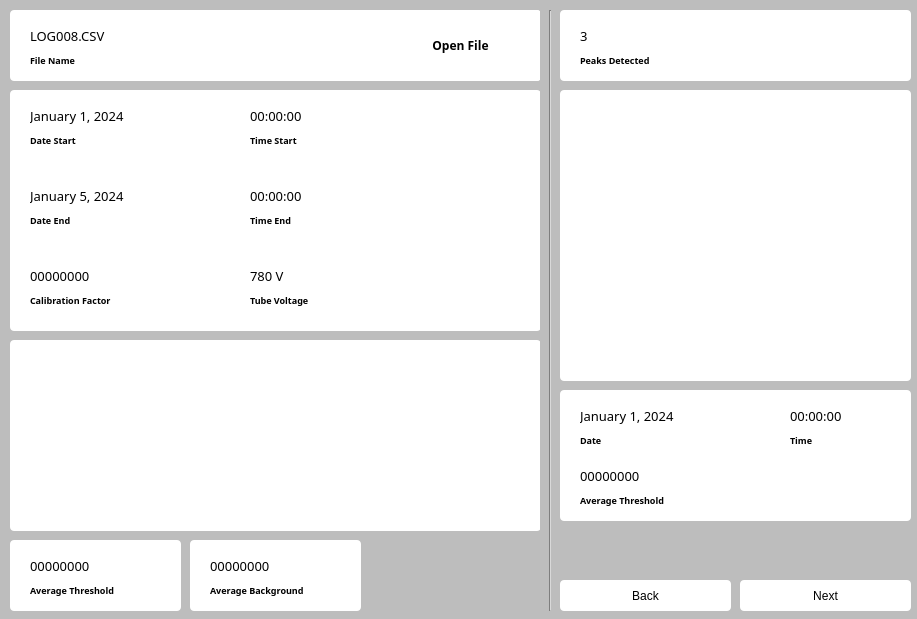
Before: the Qt Designer form PIG_Tracker_V3.ui in Ponti23/tracker_project, drawn with Qt 5.
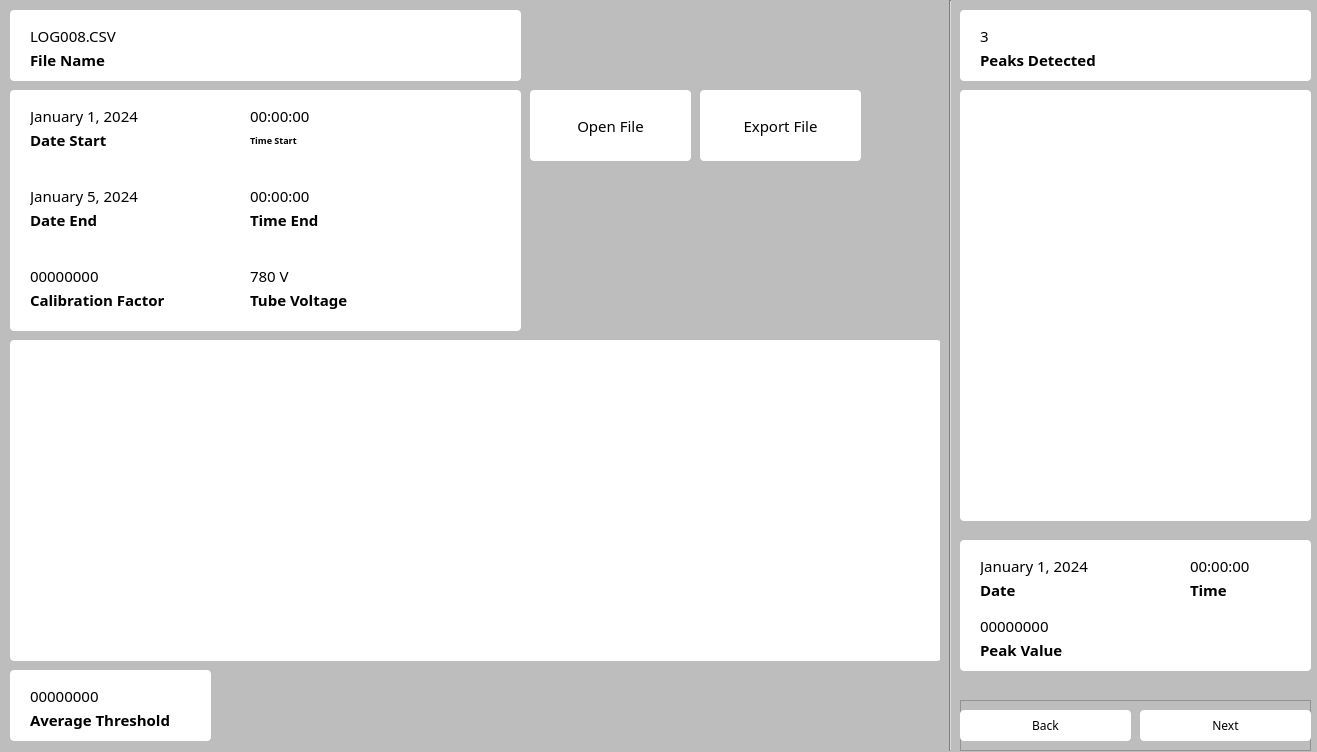
After: the same form once the commit is applied.

Diff of the .ui file:
```diff
--- a/PIG_Tracker_V3.ui
+++ b/PIG_Tracker_V3.ui
@@ -6,8 +6,8 @@
    <rect>
     <x>0</x>
     <y>0</y>
-    <width>917</width>
-    <height>619</height>
+    <width>1317</width>
+    <height>752</height>
    </rect>
   </property>
   <property name="windowTitle">
@@ -22,8 +22,8 @@
      <rect>
       <x>10</x>
       <y>340</y>
-      <width>531</width>
-      <height>191</height>
+      <width>931</width>
+      <height>321</height>
      </rect>
     </property>
     <property name="minimumSize">
@@ -52,10 +52,10 @@
    <widget class="QFrame" name="raw_data_graph_2">
     <property name="geometry">
      <rect>
-      <x>560</x>
+      <x>960</x>
       <y>90</y>
       <width>351</width>
-      <height>291</height>
+      <height>431</height>
      </rect>
     </property>
     <property name="minimumSize">
@@ -86,7 +86,7 @@
      <rect>
       <x>10</x>
       <y>10</y>
-      <width>531</width>
+      <width>511</width>
       <height>71</height>
      </rect>
     </property>
@@ -112,7 +112,7 @@
      <property name="font">
       <font>
        <family>Cascadia Code ExtraLight</family>
-       <pointsize>10</pointsize>
+       <pointsize>11</pointsize>
        <weight>50</weight>
        <italic>false</italic>
        <bold>false</bold>
@@ -140,7 +140,7 @@
      <property name="font">
       <font>
        <family>Cascadia Code SemiBold</family>
-       <pointsize>7</pointsize>
+       <pointsize>11</pointsize>
        <weight>75</weight>
        <bold>true</bold>
       </font>
@@ -152,33 +152,13 @@
       <set>Qt::AlignLeading|Qt::AlignLeft|Qt::AlignVCenter</set>
      </property>
     </widget>
-    <widget class="QPushButton" name="pushButton">
-     <property name="geometry">
-      <rect>
-       <x>370</x>
-       <y>0</y>
-       <width>161</width>
-       <height>71</height>
-      </rect>
-     </property>
-     <property name="font">
-      <font>
-       <family>Cascadia Code SemiBold</family>
-       <weight>75</weight>
-       <bold>true</bold>
-      </font>
-     </property>
-     <property name="text">
-      <string>Open File</string>
-     </property>
-    </widget>
    </widget>
    <widget class="QFrame" name="frame_4">
     <property name="geometry">
      <rect>
       <x>10</x>
       <y>90</y>
-      <width>531</width>
+      <width>511</width>
       <height>241</height>
      </rect>
     </property>
@@ -204,7 +184,7 @@
      <property name="font">
       <font>
        <family>Cascadia Code SemiBold</family>
-       <pointsize>7</pointsize>
+       <pointsize>11</pointsize>
        <weight>75</weight>
        <bold>true</bold>
       </font>
@@ -228,7 +208,7 @@
      <property name="font">
       <font>
        <family>Cascadia Code ExtraLight</family>
-       <pointsize>10</pointsize>
+       <pointsize>11</pointsize>
        <weight>50</weight>
        <italic>false</italic>
        <bold>false</bold>
@@ -256,7 +236,7 @@
      <property name="font">
       <font>
        <family>Cascadia Code ExtraLight</family>
-       <pointsize>10</pointsize>
+       <pointsize>11</pointsize>
        <weight>50</weight>
        <italic>false</italic>
        <bold>false</bold>
@@ -308,7 +288,7 @@
      <property name="font">
       <font>
        <family>Cascadia Code SemiBold</family>
-       <pointsize>7</pointsize>
+       <pointsize>11</pointsize>
        <weight>75</weight>
        <bold>true</bold>
       </font>
@@ -332,7 +312,7 @@
      <property name="font">
       <font>
        <family>Cascadia Code ExtraLight</family>
-       <pointsize>10</pointsize>
+       <pointsize>11</pointsize>
        <weight>50</weight>
        <italic>false</italic>
        <bold>false</bold>
@@ -360,7 +340,7 @@
      <property name="font">
       <font>
        <family>Cascadia Code ExtraLight</family>
-       <pointsize>10</pointsize>
+       <pointsize>11</pointsize>
        <weight>50</weight>
        <italic>false</italic>
        <bold>false</bold>
@@ -388,7 +368,7 @@
      <property name="font">
       <font>
        <family>Cascadia Code SemiBold</family>
-       <pointsize>7</pointsize>
+       <pointsize>11</pointsize>
        <weight>75</weight>
        <bold>true</bold>
       </font>
@@ -412,7 +392,7 @@
      <property name="font">
       <font>
        <family>Cascadia Code ExtraLight</family>
-       <pointsize>10</pointsize>
+       <pointsize>11</pointsize>
        <weight>50</weight>
        <italic>false</italic>
        <bold>false</bold>
@@ -433,14 +413,14 @@
       <rect>
        <x>20</x>
        <y>200</y>
-       <width>141</width>
+       <width>181</width>
        <height>20</height>
       </rect>
      </property>
      <property name="font">
       <font>
        <family>Cascadia Code SemiBold</family>
-       <pointsize>7</pointsize>
+       <pointsize>11</pointsize>
        <weight>75</weight>
        <bold>true</bold>
       </font>
@@ -464,7 +444,7 @@
      <property name="font">
       <font>
        <family>Cascadia Code ExtraLight</family>
-       <pointsize>10</pointsize>
+       <pointsize>11</pointsize>
        <weight>50</weight>
        <italic>false</italic>
        <bold>false</bold>
@@ -485,14 +465,14 @@
       <rect>
        <x>240</x>
        <y>200</y>
-       <width>91</width>
+       <width>211</width>
        <height>20</height>
       </rect>
      </property>
      <property name="font">
       <font>
        <family>Cascadia Code SemiBold</family>
-       <pointsize>7</pointsize>
+       <pointsize>11</pointsize>
        <weight>75</weight>
        <bold>true</bold>
       </font>
@@ -508,7 +488,7 @@
    <widget class="QFrame" name="frame_5">
     <property name="geometry">
      <rect>
-      <x>560</x>
+      <x>960</x>
       <y>10</y>
       <width>351</width>
       <height>71</height>
@@ -536,7 +516,7 @@
      <property name="font">
       <font>
        <family>Cascadia Code ExtraLight</family>
-       <pointsize>10</pointsize>
+       <pointsize>11</pointsize>
        <weight>50</weight>
        <italic>false</italic>
        <bold>false</bold>
@@ -557,14 +537,14 @@
       <rect>
        <x>20</x>
        <y>40</y>
-       <width>111</width>
+       <width>221</width>
        <height>20</height>
       </rect>
      </property>
      <property name="font">
       <font>
        <family>Cascadia Code SemiBold</family>
-       <pointsize>7</pointsize>
+       <pointsize>11</pointsize>
        <weight>75</weight>
        <bold>true</bold>
       </font>
@@ -580,10 +560,10 @@
    <widget class="Line" name="line">
     <property name="geometry">
      <rect>
-      <x>540</x>
-      <y>10</y>
+      <x>940</x>
+      <y>0</y>
       <width>20</width>
-      <height>601</height>
+      <height>751</height>
      </rect>
     </property>
     <property name="orientation">
@@ -593,8 +573,8 @@
    <widget class="QFrame" name="frame_6">
     <property name="geometry">
      <rect>
-      <x>560</x>
-      <y>390</y>
+      <x>960</x>
+      <y>540</y>
       <width>351</width>
       <height>131</height>
      </rect>
@@ -621,7 +601,7 @@
      <property name="font">
       <font>
        <family>Cascadia Code SemiBold</family>
-       <pointsize>7</pointsize>
+       <pointsize>11</pointsize>
        <weight>75</weight>
        <bold>true</bold>
       </font>
@@ -645,7 +625,7 @@
      <property name="font">
       <font>
        <family>Cascadia Code ExtraLight</family>
-       <pointsize>10</pointsize>
+       <pointsize>11</pointsize>
        <weight>50</weight>
        <italic>false</italic>
        <bold>false</bold>
@@ -673,7 +653,7 @@
      <property name="font">
       <font>
        <family>Cascadia Code ExtraLight</family>
-       <pointsize>10</pointsize>
+       <pointsize>11</pointsize>
        <weight>50</weight>
        <italic>false</italic>
        <bold>false</bold>
@@ -701,7 +681,7 @@
      <property name="font">
       <font>
        <family>Cascadia Code SemiBold</family>
-       <pointsize>7</pointsize>
+       <pointsize>11</pointsize>
        <weight>75</weight>
        <bold>true</bold>
       </font>
@@ -725,7 +705,7 @@
      <property name="font">
       <font>
        <family>Cascadia Code ExtraLight</family>
-       <pointsize>10</pointsize>
+       <pointsize>11</pointsize>
        <weight>50</weight>
        <italic>false</italic>
        <bold>false</bold>
@@ -753,131 +733,25 @@
      <property name="font">
       <font>
        <family>Cascadia Code SemiBold</family>
-       <pointsize>7</pointsize>
+       <pointsize>11</pointsize>
        <weight>75</weight>
        <bold>true</bold>
       </font>
      </property>
      <property name="text">
-      <string>Average Threshold</string>
+      <string>Peak Value</string>
      </property>
      <property name="alignment">
       <set>Qt::AlignLeading|Qt::AlignLeft|Qt::AlignVCenter</set>
      </property>
     </widget>
    </widget>
-   <widget class="QPushButton" name="pushButton_3">
-    <property name="geometry">
-     <rect>
-      <x>560</x>
-      <y>580</y>
-      <width>171</width>
-      <height>31</height>
-     </rect>
-    </property>
-    <property name="styleSheet">
-     <string notr="true">background-color: rgb(255, 255, 255);
-border-radius: 4px;</string>
-    </property>
-    <property name="text">
-     <string>Back</string>
-    </property>
-   </widget>
-   <widget class="QPushButton" name="pushButton_2">
-    <property name="geometry">
-     <rect>
-      <x>740</x>
-      <y>580</y>
-      <width>171</width>
-      <height>31</height>
-     </rect>
-    </property>
-    <property name="styleSheet">
-     <string notr="true">background-color: rgb(255, 255, 255);
-border-radius: 4px;</string>
-    </property>
-    <property name="text">
-     <string>Next</string>
-    </property>
-   </widget>
-   <widget class="QFrame" name="frame_7">
-    <property name="geometry">
-     <rect>
-      <x>190</x>
-      <y>540</y>
-      <width>171</width>
-      <height>71</height>
-     </rect>
-    </property>
-    <property name="styleSheet">
-     <string notr="true">background-color: rgb(255, 255, 255);
-border-radius: 4px;</string>
-    </property>
-    <property name="frameShape">
-     <enum>QFrame::StyledPanel</enum>
-    </property>
-    <property name="frameShadow">
-     <enum>QFrame::Raised</enum>
-    </property>
-    <widget class="QLabel" name="file_name_text_32">
-     <property name="geometry">
-      <rect>
-       <x>20</x>
-       <y>10</y>
-       <width>101</width>
-       <height>31</height>
-      </rect>
-     </property>
-     <property name="font">
-      <font>
-       <family>Cascadia Code ExtraLight</family>
-       <pointsize>10</pointsize>
-       <weight>50</weight>
-       <italic>false</italic>
-       <bold>false</bold>
-      </font>
-     </property>
-     <property name="text">
-      <string>00000000</string>
-     </property>
-     <property name="textFormat">
-      <enum>Qt::AutoText</enum>
-     </property>
-     <property name="alignment">
-      <set>Qt::AlignLeading|Qt::AlignLeft|Qt::AlignVCenter</set>
-     </property>
-    </widget>
-    <widget class="QLabel" name="file_name_text_33">
-     <property name="geometry">
-      <rect>
-       <x>20</x>
-       <y>40</y>
-       <width>141</width>
-       <height>20</height>
-      </rect>
-     </property>
-     <property name="font">
-      <font>
-       <family>Cascadia Code SemiBold</family>
-       <pointsize>7</pointsize>
-       <weight>75</weight>
-       <bold>true</bold>
-      </font>
-     </property>
-     <property name="text">
-      <string>Average Background</string>
-     </property>
-     <property name="alignment">
-      <set>Qt::AlignLeading|Qt::AlignLeft|Qt::AlignVCenter</set>
-     </property>
-    </widget>
-   </widget>
-   <widget class="QFrame" name="frame_10">
+   <widget class="QFrame" name="threshold_frame">
     <property name="geometry">
      <rect>
       <x>10</x>
-      <y>540</y>
-      <width>171</width>
+      <y>670</y>
+      <width>201</width>
       <height>71</height>
      </rect>
     </property>
@@ -891,7 +765,7 @@
     <property name="frameShadow">
      <enum>QFrame::Raised</enum>
     </property>
-    <widget class="QLabel" name="file_name_text_36">
+    <widget class="QLabel" name="threshold_text">
      <property name="geometry">
       <rect>
        <x>20</x>
@@ -903,7 +777,7 @@
      <property name="font">
       <font>
        <family>Cascadia Code ExtraLight</family>
-       <pointsize>10</pointsize>
+       <pointsize>11</pointsize>
        <weight>50</weight>
        <italic>false</italic>
        <bold>false</bold>
@@ -919,19 +793,19 @@
       <set>Qt::AlignLeading|Qt::AlignLeft|Qt::AlignVCenter</set>
      </property>
     </widget>
-    <widget class="QLabel" name="file_name_text_37">
+    <widget class="QLabel" name="threshold_label">
      <property name="geometry">
       <rect>
        <x>20</x>
        <y>40</y>
-       <width>141</width>
+       <width>161</width>
        <height>20</height>
       </rect>
      </property>
      <property name="font">
       <font>
        <family>Cascadia Code SemiBold</family>
-       <pointsize>7</pointsize>
+       <pointsize>11</pointsize>
        <weight>75</weight>
        <bold>true</bold>
       </font>
@@ -944,12 +818,122 @@
      </property>
     </widget>
    </widget>
-   <zorder>raw_data_graph</zorder>
-   <zorder>raw_data_graph_2</zorder>
-   <zorder>frame_3</zorder>
-   <zorder>frame_4</zorder>
-   <zorder>frame_5</zorder>
-   <zorder>frame_6</zorder>
+   <widget class="QFrame" name="peak_buttons_frame">
+    <property name="geometry">
+     <rect>
+      <x>960</x>
+      <y>700</y>
+      <width>351</width>
+      <height>51</height>
+     </rect>
+    </property>
+    <property name="frameShape">
+     <enum>QFrame::StyledPanel</enum>
+    </property>
+    <property name="frameShadow">
+     <enum>QFrame::Raised</enum>
+    </property>
+    <widget class="QPushButton" name="peak_next_button">
+     <property name="geometry">
+      <rect>
+       <x>180</x>
+       <y>10</y>
+       <width>171</width>
+       <height>31</height>
+      </rect>
+     </property>
+     <property name="font">
+      <font>
+       <family>Cascadia Code SemiBold</family>
+      </font>
+     </property>
+     <property name="styleSheet">
+      <string notr="true">background-color: rgb(255, 255, 255);
+border-radius: 4px;</string>
+     </property>
+     <property name="text">
+      <string>Next</string>
+     </property>
+    </widget>
+    <widget class="QPushButton" name="peak_back_button">
+     <property name="geometry">
+      <rect>
+       <x>0</x>
+       <y>10</y>
+       <width>171</width>
+       <height>31</height>
+      </rect>
+     </property>
+     <property name="font">
+      <font>
+       <family>Cascadia Code SemiBold</family>
+      </font>
+     </property>
+     <property name="styleSheet">
+      <string notr="true">background-color: rgb(255, 255, 255);
+border-radius: 4px;</string>
+     </property>
+     <property name="text">
+      <string>Back</string>
+     </property>
+    </widget>
+   </widget>
+   <widget class="QPushButton" name="open_file_button">
+    <property name="geometry">
+     <rect>
+      <x>530</x>
+      <y>90</y>
+      <width>161</width>
+      <height>71</height>
+     </rect>
+    </property>
+    <property name="font">
+     <font>
+      <family>Cascadia Code SemiLight</family>
+      <pointsize>11</pointsize>
+      <weight>50</weight>
+      <bold>false</bold>
+     </font>
+    </property>
+    <property name="styleSheet">
+     <string notr="true">background-color: rgb(255, 255, 255);
+border-radius: 4px;</string>
+    </property>
+    <property name="text">
+     <string>Open File</string>
+    </property>
+   </widget>
+   <widget class="QPushButton" name="export_file_button">
+    <property name="geometry">
+     <rect>
+      <x>700</x>
+      <y>90</y>
+      <width>161</width>
+      <height>71</height>
+     </rect>
+    </property>
+    <property name="font">
+     <font>
+      <family>Cascadia Code SemiLight</family>
+      <pointsize>11</pointsize>
+      <weight>50</weight>
+      <bold>false</bold>
+     </font>
+    </property>
+    <property name="styleSheet">
+     <string notr="true">background-color: rgb(255, 255, 255);
+border-radius: 4px;</string>
+    </property>
+    <property name="text">
+     <string>Export File</string>
+    </property>
+   </widget>
+   <zorder>raw_data_graph_frame</zorder>
+   <zorder>peak_data_graph_frame</zorder>
+   <zorder>file_frame</zorder>
+   <zorder>data_info_frame</zorder>
+   <zorder>peaks_frame</zorder>
+   <zorder>peak_data_frame</zorder>
    <zorder>line</zorder>
    <zorder>pushButton_3</zorder>
    <zorder>pushButton_2</zorder>
```
Left out of the diff: 64 changed lines with no effect on the pictures.
